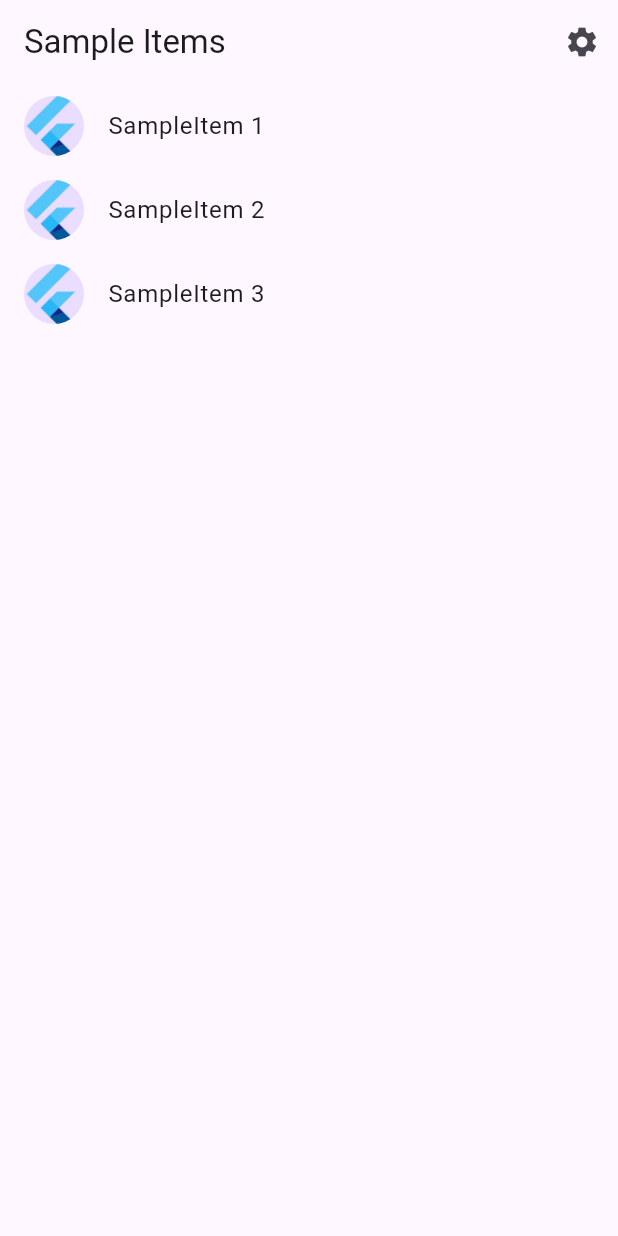
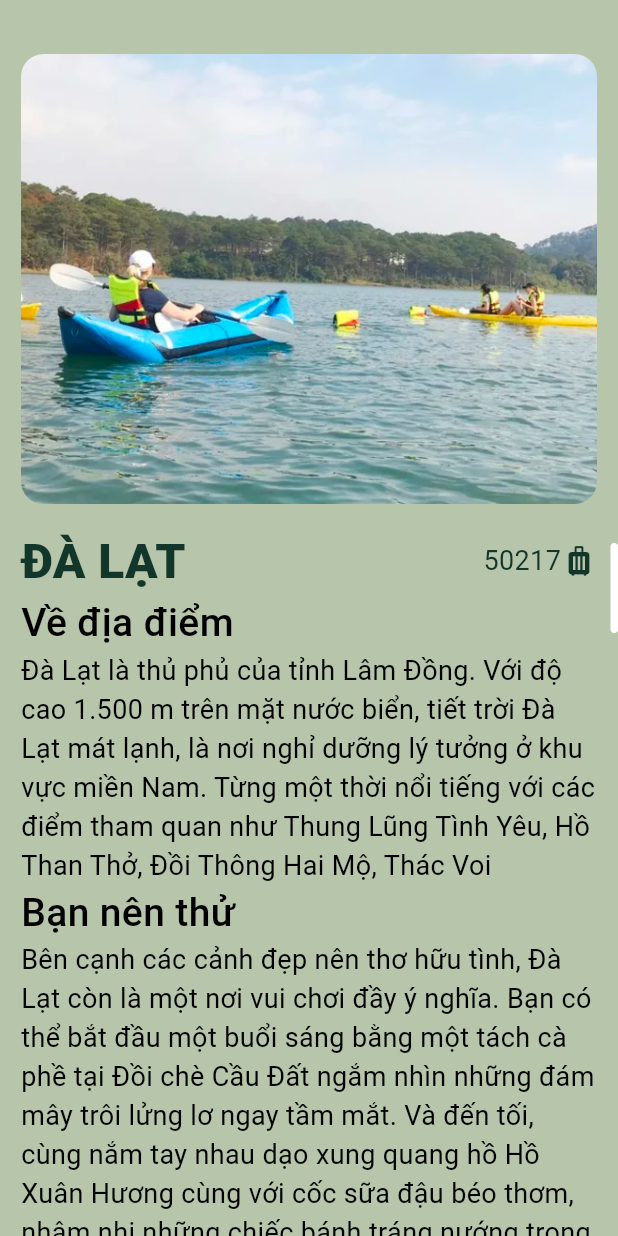
Before and after one commit to CokaVN11/vi-explorer, a Flutter app: the screen it shows after launch, on a phone screen of 412 x 824 dp. Run offline on Flutter 3.47's test engine with Material 3 defaults, Android fonts, the phone set to English and light mode, and no system bars; generated files the repository leaves out were written again.

Commit message:
[Location] - location pages

```diff
--- a/lib/src/app.dart
+++ b/lib/src/app.dart
@@ -2,6 +2,8 @@ import 'package:flutter/material.dart';
 import 'package:flutter_gen/gen_l10n/app_localizations.dart';
 import 'package:flutter_localizations/flutter_localizations.dart';
 
+import 'location_pages/location_home_page.dart';
+import 'location_pages/location_description.dart';
 import 'sample_feature/sample_item_details_view.dart';
 import 'sample_feature/sample_item_list_view.dart';
 import 'settings/settings_controller.dart';
@@ -73,7 +75,7 @@ class MyApp extends StatelessWidget {
                     return const SampleItemDetailsView();
                   case SampleItemListView.routeName:
                   default:
-                    return const SampleItemListView();
+                    return const LocationDescription();
                 }
               },
             );
--- /dev/null
+++ b/lib/src/location_pages/location_description.dart
@@ -0,0 +1,145 @@
+import 'package:flutter/material.dart';
+import 'package:app/src/location_pages/location_home_page.dart';
+
+class LocationDescription extends StatefulWidget {
+  const LocationDescription({super.key});
+
+  @override
+  _LocationDescriptionState createState() => _LocationDescriptionState();
+}
+
+class _LocationDescriptionState extends State<LocationDescription> {
+  late double initialPositionX;
+  late double currentPositionX;
+
+  @override
+  Widget build(BuildContext context) {
+    return Scaffold(
+      body: GestureDetector(
+        onHorizontalDragStart: (details) {
+          initialPositionX = details.localPosition.dx;
+        },
+        onHorizontalDragUpdate: (details) {
+          currentPositionX = details.localPosition.dx;
+        },
+        onHorizontalDragEnd: (details) {
+          if (initialPositionX - currentPositionX > 0) {
+            // Dragged towards the right
+            if (initialPositionX - currentPositionX > 100) {
+              // Adjust the threshold for a more accurate swipe
+              Navigator.push(
+                context,
+                MaterialPageRoute(builder: (context) => LocationHome()),
+              );
+            }
+          }
+        },
+        child: Stack(
+          children: <Widget>[
+            SingleChildScrollView(
+              child: Container(
+                padding:
+                    const EdgeInsets.only(left: 14, top: 36, right: 14, bottom: 16),
+                color: const Color(0xFFB7C5AB),
+                child: Column(
+                  crossAxisAlignment: CrossAxisAlignment.stretch,
+                  children: <Widget>[
+                    Row(
+                      children: <Widget>[
+                        Expanded(
+                          child: Container(
+                            decoration: BoxDecoration(
+                              borderRadius: BorderRadius.circular(15),
+                              image: const DecorationImage(
+                                image:
+                                    AssetImage('assets/images/re_tuyenlam.png'),
+                                fit: BoxFit.cover,
+                              ),
+                            ),
+                            height: 300,
+                          ),
+                        )
+                      ],
+                    ),
+                    const SizedBox(height: 15),
+                    const Row(
+                      mainAxisAlignment: MainAxisAlignment.spaceBetween,
+                      children: <Widget>[
+                        Text(
+                          'ĐÀ LẠT',
+                          style: TextStyle(
+                            color: Color(0xFF12372A),
+                            fontSize: 32,
+                            fontWeight: FontWeight.w900,
+                          ),
+                        ),
+                        Row(
+                          children: [
+                            Text(
+                              '50217',
+                              style: TextStyle(
+                                color: Color(0xFF12372A),
+                                fontSize: 18,
+                              ),
+                            ),
+                            Icon(
+                              Icons.luggage,
+                              color: Color(0xFF12372A),
+                            ),
+                          ],
+                        ),
+                      ],
+                    ),
+                    const Text(
+                      'Về địa điểm',
+                      style: TextStyle(
+                        color: Color(0xFF000000),
+                        fontSize: 26,
+                        fontWeight: FontWeight.w500,
+                      ),
+                    ),
+                    const Text(
+                      'Đà Lạt là thủ phủ của tỉnh Lâm Đồng. Với độ cao 1.500 m trên mặt nước biển, tiết trời Đà Lạt mát lạnh, là nơi nghỉ dưỡng lý tưởng ở khu vực miền Nam. Từng một thời nổi tiếng với các điểm tham quan như Thung Lũng Tình Yêu, Hồ Than Thở, Đồi Thông Hai Mộ, Thác Voi',
+                      style: TextStyle(
+                        color: Color(0xFF000000),
+                        fontSize: 18,
+                      ),
+                    ),
+                    const Text(
+                      'Bạn nên thử',
+                      style: TextStyle(
+                        color: Color(0xFF000000),
+                        fontSize: 26,
+                        fontWeight: FontWeight.w500,
+                      ),
+                    ),
+                    const Text(
+                      'Bên cạnh các cảnh đẹp nên thơ hữu tình, Đà Lạt còn là một nơi vui chơi đầy ý nghĩa. Bạn có thể bắt đầu một buổi sáng bằng một tách cà phề tại Đồi chè Cầu Đất ngắm nhìn những đám mây trôi lửng lơ ngay tầm mắt. Và đến tối, cùng nắm tay nhau dạo xung quang hồ Hồ Xuân Hương cùng với cốc sữa đậu béo thơm, nhâm nhi những chiếc bánh tráng nướng trong lúc thả trôi tâm trí trên mặt hồ tĩnh lặng',
+                      style: TextStyle(
+                        color: Color(0xFF000000),
+                        fontSize: 18,
+                      ),
+                    ),
+                  ],
+                ),
+              ),
+            ),
+            Positioned(
+              right: 0,
+              top: MediaQuery.of(context).size.height / 2 - 50,
+              // bottom: 0,
+              child: Container(
+                width: 5, // Adjust width as needed
+                height: 60,
+                decoration: BoxDecoration(
+                  color: Colors.white,
+                  borderRadius: BorderRadius.circular(30), // Adjust the radius to round the corners
+                ),
+              ),
+            ),
+          ],
+        ),
+      ),
+    );
+  }
+}
```
Also changed, not shown: lib/src/location_pages/location_home_page.dart (added, +528 -0 lines), assets/images/food_banhcan.png (added), assets/images/food_banhmi.png (added), assets/images/food_banhuot.png (added), assets/images/food_maudich.png (added), assets/images/food_tuimo.png (added), assets/images/home_chaibo.png (added), assets/images/home_lakehouse.png (added), assets/images/home_lalaland.png (added), assets/images/home_lanha.png (added), assets/images/home_pines.png (added), assets/images/re_datanla.png (added), assets/images/re_prenn.png (added), assets/images/re_tuyenlam.png (added), 1 more files.
